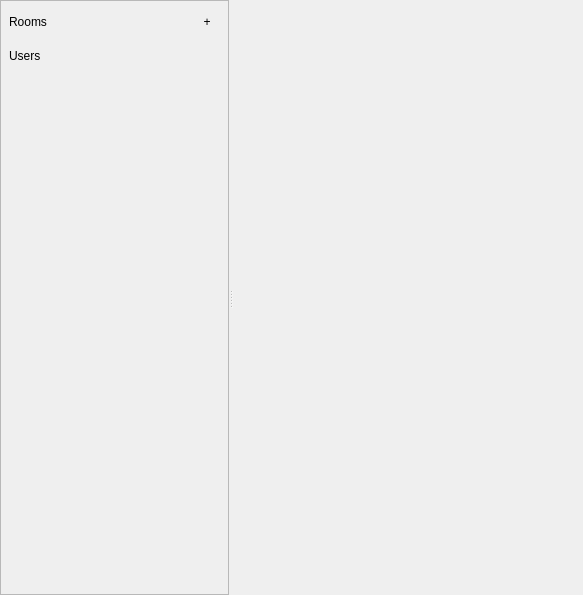
First picture: the form in App/ui_files/chat_house.ui, repository Wizard-collab/Wizard, before the edit.
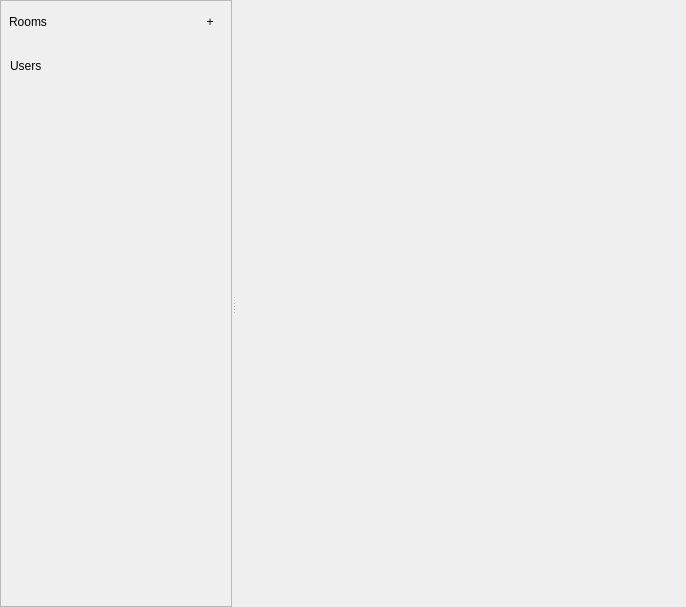
Second picture: the form after the edit.

```diff
--- a/App/ui_files/chat_house.ui
+++ b/App/ui_files/chat_house.ui
@@ -6,8 +6,8 @@
    <rect>
     <x>0</x>
     <y>0</y>
-    <width>583</width>
-    <height>595</height>
+    <width>686</width>
+    <height>607</height>
    </rect>
   </property>
   <property name="windowTitle">
@@ -40,7 +40,7 @@
      <widget class="QFrame" name="chat_house_rooms_frame">
       <property name="minimumSize">
        <size>
-        <width>150</width>
+        <width>230</width>
         <height>0</height>
        </size>
       </property>
@@ -52,7 +52,7 @@
       </property>
       <layout class="QVBoxLayout" name="frame_layout">
        <property name="spacing">
-        <number>8</number>
+        <number>1</number>
        </property>
        <property name="leftMargin">
         <number>0</number>
@@ -67,6 +67,7 @@
         <number>0</number>
        </property>
        <item>
+        <widget class="QFrame" name="room_category_frame_1">
         <layout class="QHBoxLayout" name="horizontalLayout_2">
          <property name="leftMargin">
           <number>8</number>
@@ -77,6 +78,9 @@
          <property name="rightMargin">
           <number>8</number>
          </property>
+          <property name="bottomMargin">
+           <number>8</number>
+          </property>
          <item>
           <widget class="QLabel" name="label_2">
            <property name="text">
@@ -107,7 +111,44 @@
           </widget>
          </item>
         </layout>
+        </widget>
        </item>
+       <item>
+        <widget class="QScrollArea" name="scrollArea">
+         <property name="styleSheet">
+          <string notr="true">#scrollAreaWidgetContents_4, #scrollArea{background-color:transparent;}</string>
+         </property>
+         <property name="horizontalScrollBarPolicy">
+          <enum>Qt::ScrollBarAlwaysOff</enum>
+         </property>
+         <property name="widgetResizable">
+          <bool>true</bool>
+         </property>
+         <widget class="QWidget" name="scrollAreaWidgetContents_4">
+          <property name="geometry">
+           <rect>
+            <x>0</x>
+            <y>0</y>
+            <width>226</width>
+            <height>560</height>
+           </rect>
+          </property>
+          <layout class="QVBoxLayout" name="verticalLayout_2">
+           <property name="spacing">
+            <number>1</number>
+           </property>
+           <property name="leftMargin">
+            <number>0</number>
+           </property>
+           <property name="topMargin">
+            <number>0</number>
+           </property>
+           <property name="rightMargin">
+            <number>0</number>
+           </property>
+           <property name="bottomMargin">
+            <number>0</number>
+           </property>
        <item>
         <layout class="QVBoxLayout" name="chat_house_rooms_frame_layout">
          <property name="spacing">
@@ -116,6 +157,7 @@
         </layout>
        </item>
        <item>
+            <widget class="QFrame" name="room_category_frame">
         <layout class="QHBoxLayout" name="horizontalLayout_3">
          <property name="spacing">
           <number>1</number>
@@ -124,11 +166,14 @@
           <number>8</number>
          </property>
          <property name="topMargin">
-          <number>0</number>
+               <number>8</number>
          </property>
          <property name="rightMargin">
           <number>8</number>
          </property>
+              <property name="bottomMargin">
+               <number>8</number>
+              </property>
          <item>
           <widget class="QLabel" name="label">
            <property name="minimumSize">
@@ -143,6 +188,7 @@
           </widget>
          </item>
         </layout>
+            </widget>
        </item>
        <item>
         <layout class="QVBoxLayout" name="chat_house_users_frame_layout">
@@ -159,17 +205,21 @@
          <property name="sizeHint" stdset="0">
           <size>
            <width>20</width>
-           <height>40</height>
+               <height>0</height>
           </size>
          </property>
         </spacer>
        </item>
       </layout>
      </widget>
+        </widget>
+       </item>
+      </layout>
+     </widget>
      <widget class="QStackedWidget" name="chat_house_stackedWidget">
       <property name="minimumSize">
        <size>
-        <width>350</width>
+        <width>450</width>
         <height>0</height>
        </size>
       </property>
```
Lines whose indentation alone changed are shown as unchanged.
